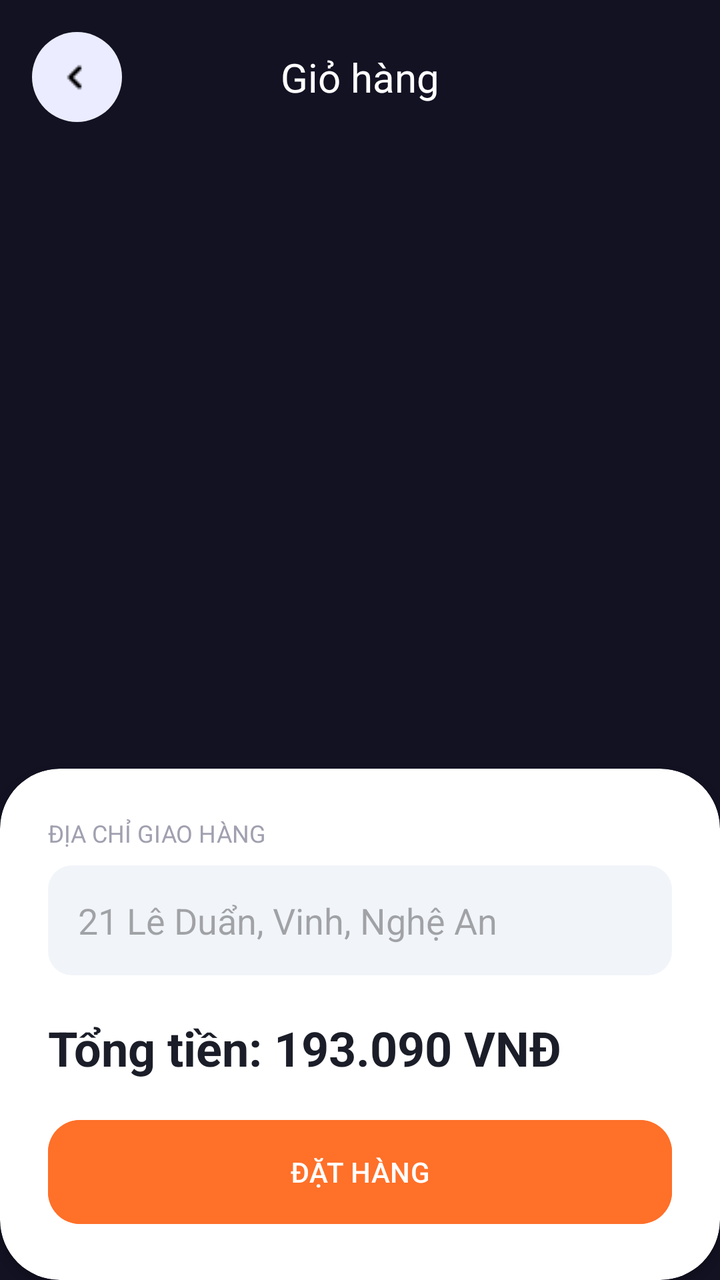
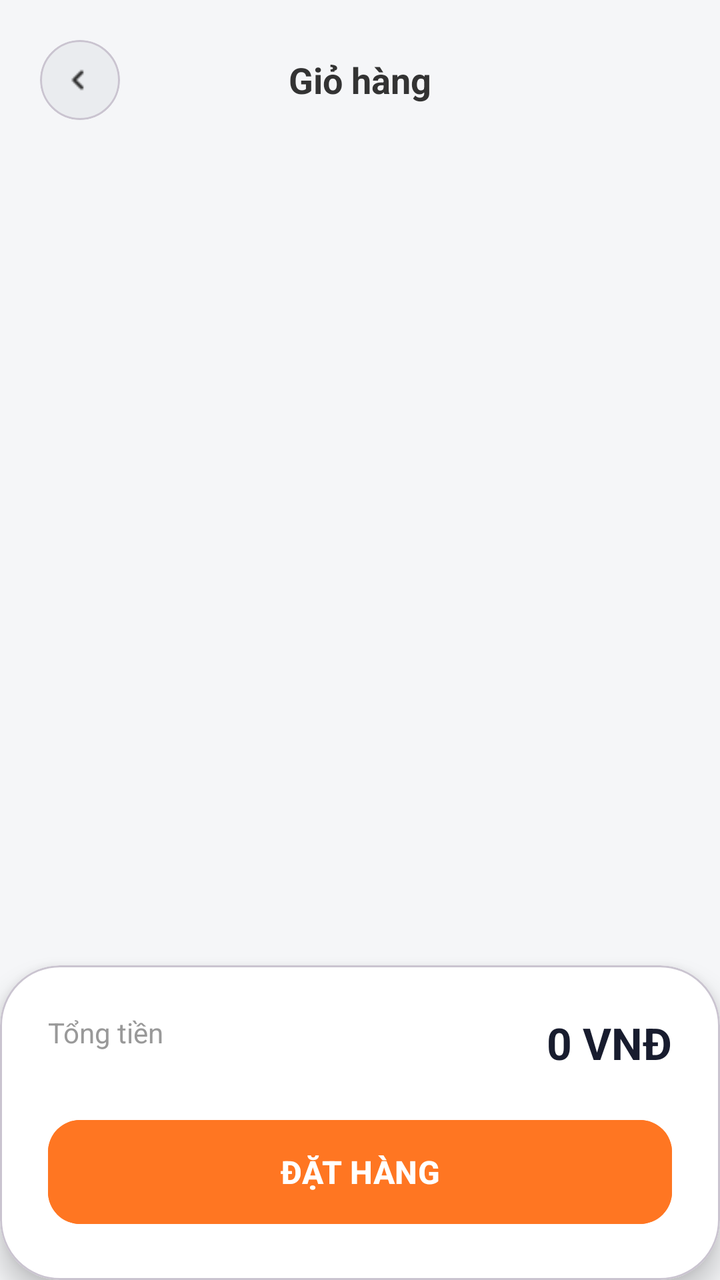

Screens rendered from an Android XML layout before and after an edit, with the pre-edit source and the edit as a unified diff.
<!-- AndroidManifest.xml: application theme Theme.NHOM33 -->
<!-- res/layout/activity_cart.xml -->
<?xml version="1.0" encoding="utf-8"?>
<androidx.constraintlayout.widget.ConstraintLayout
    xmlns:android="http://schemas.android.com/apk/res/android"
    xmlns:app="http://schemas.android.com/apk/res-auto"
    android:layout_width="match_parent"
    android:layout_height="match_parent"
    android:background="#121223">
    <ImageButton
    android:id="@+id/btnBack"
    android:layout_width="45dp"
    android:layout_height="45dp"
    android:layout_margin="16dp"
    android:src="@drawable/icons8_back_24"
    android:background="@drawable/bg_button_back"
    app:layout_constraintStart_toStartOf="parent"
    app:layout_constraintTop_toTopOf="parent" />

    <TextView
        android:layout_width="wrap_content"
        android:layout_height="wrap_content"
        android:text="Giỏ hàng"
        android:textColor="#FFFFFF"
        android:textSize="20sp"
        app:layout_constraintBottom_toBottomOf="@id/btnBack"
        app:layout_constraintEnd_toEndOf="parent"
        app:layout_constraintStart_toStartOf="parent"
        app:layout_constraintTop_toTopOf="@id/btnBack" />

    <androidx.recyclerview.widget.RecyclerView
        android:id="@+id/recyclerView"
        android:layout_width="match_parent"
        android:layout_height="0dp"
        android:layout_marginTop="16dp"
        app:layout_constraintBottom_toTopOf="@+id/cardBottom"
        app:layout_constraintTop_toBottomOf="@id/btnBack" />

    <androidx.cardview.widget.CardView
        android:id="@+id/cardBottom"
        android:layout_width="match_parent"
        android:layout_height="wrap_content"
        app:cardCornerRadius="30dp"
        app:layout_constraintBottom_toBottomOf="parent">

        <LinearLayout
            android:layout_width="match_parent"
            android:layout_height="wrap_content"
            android:orientation="vertical"
            android:padding="24dp">

            <TextView
                android:layout_width="wrap_content"
                android:layout_height="wrap_content"
                android:text="ĐỊA CHỈ GIAO HÀNG"
                android:textColor="#A0A0B0"
                android:textSize="12sp" />

            <EditText
                android:layout_width="match_parent"
                android:layout_height="55dp"
                android:layout_marginTop="8dp"
                android:background="@drawable/bg_input_field"
                android:hint="21 Lê Duẩn, Vinh, Nghệ An"
                android:padding="15dp" />

            <RelativeLayout
                android:layout_width="match_parent"
                android:layout_height="wrap_content"
                android:layout_marginTop="20dp">
                <TextView
                    android:layout_width="wrap_content"
                    android:layout_height="wrap_content"
                    android:text="Tổng tiền: 193.090 VNĐ"
                    android:textSize="24sp"
                    android:textStyle="bold"
                    android:textColor="#1B1E28"/>
            </RelativeLayout>

            <Button
                android:id="@+id/btnPlaceOrder"
                android:layout_width="match_parent"
                android:layout_height="60dp"
                android:layout_marginTop="16dp"
                android:backgroundTint="#FF7029"
                android:text="ĐẶT HÀNG"
                app:cornerRadius="16dp" />
        </LinearLayout>
    </androidx.cardview.widget.CardView>

</androidx.constraintlayout.widget.ConstraintLayout>
<!-- resources referenced by this layout -->
<resources>
  <!-- drawable bg_button_back (drawable) -->
  <?xml version="1.0" encoding="utf-8"?>
  <shape xmlns:android="http://schemas.android.com/apk/res/android">
      <solid android:color="#ebecff" />
  
      <corners android:radius="30dp" />
  
  </shape>
  <!-- drawable bg_input_field (drawable) -->
  <?xml version="1.0" encoding="utf-8"?>
  <shape xmlns:android="http://schemas.android.com/apk/res/android">
      <solid android:color="#F1F5F9" /> <corners android:radius="12dp" /> </shape>
  <!-- drawable icons8_back_24: png bitmap (drawable, 164 bytes) -->
  <style name="Theme.NHOM33" parent="Base.Theme.NHOM33" />
  <style name="Base.Theme.NHOM33" parent="Theme.Material3.DayNight.NoActionBar">
          
          
      </style>
</resources>

<!-- the commit's change to res/layout/activity_cart.xml (unified diff, before → after) -->
@@ -4,41 +4,62 @@
     xmlns:app="http://schemas.android.com/apk/res-auto"
     android:layout_width="match_parent"
     android:layout_height="match_parent"
-    android:background="#121223">
-    <ImageButton
-    android:id="@+id/btnBack"
-    android:layout_width="45dp"
-    android:layout_height="45dp"
-    android:layout_margin="16dp"
-    android:src="@drawable/icons8_back_24"
-    android:background="@drawable/bg_button_back"
-    app:layout_constraintStart_toStartOf="parent"
-    app:layout_constraintTop_toTopOf="parent" />
+    android:background="#F5F6F8">
 
-    <TextView
-        android:layout_width="wrap_content"
+    
+    <RelativeLayout
+        android:id="@+id/headerLayout"
+        android:layout_width="match_parent"
         android:layout_height="wrap_content"
-        android:text="Giỏ hàng"
-        android:textColor="#FFFFFF"
-        android:textSize="20sp"
-        app:layout_constraintBottom_toBottomOf="@id/btnBack"
-        app:layout_constraintEnd_toEndOf="parent"
-        app:layout_constraintStart_toStartOf="parent"
-        app:layout_constraintTop_toTopOf="@id/btnBack" />
+        android:padding="20dp"
+        app:layout_constraintTop_toTopOf="parent">
 
+        <com.google.android.material.card.MaterialCardView
+            android:id="@+id/btnBack"
+            android:layout_width="40dp"
+            android:layout_height="40dp"
+            android:clickable="true"
+            android:focusable="true"
+            android:foreground="?attr/selectableItemBackground"
+            app:cardBackgroundColor="#EAECEF"
+            app:cardCornerRadius="20dp"
+            app:cardElevation="0dp">
+            <ImageView
+                android:layout_width="match_parent"
+                android:layout_height="match_parent"
+                android:padding="10dp"
+                android:src="@drawable/icons8_back_24"
+                app:tint="#333333" />
+        </com.google.android.material.card.MaterialCardView>
+
+        <TextView
+            android:layout_width="wrap_content"
+            android:layout_height="wrap_content"
+            android:layout_centerInParent="true"
+            android:text="Giỏ hàng"
+            android:textColor="#333333"
+            android:textSize="18sp"
+            android:textStyle="bold" />
+    </RelativeLayout>
+
+    
     <androidx.recyclerview.widget.RecyclerView
         android:id="@+id/recyclerView"
         android:layout_width="match_parent"
         android:layout_height="0dp"
-        android:layout_marginTop="16dp"
+        android:clipToPadding="false"
+        android:paddingBottom="16dp"
         app:layout_constraintBottom_toTopOf="@+id/cardBottom"
-        app:layout_constraintTop_toBottomOf="@id/btnBack" />
+        app:layout_constraintTop_toBottomOf="@id/headerLayout" />
 
-    <androidx.cardview.widget.CardView
+    
+    <com.google.android.material.card.MaterialCardView
         android:id="@+id/cardBottom"
         android:layout_width="match_parent"
         android:layout_height="wrap_content"
+        app:cardBackgroundColor="#FFFFFF"
         app:cardCornerRadius="30dp"
+        app:cardElevation="8dp"
         app:layout_constraintBottom_toBottomOf="parent">
 
         <LinearLayout
@@ -47,43 +68,39 @@
             android:orientation="vertical"
             android:padding="24dp">
 
-            <TextView
-                android:layout_width="wrap_content"
-                android:layout_height="wrap_content"
-                android:text="ĐỊA CHỈ GIAO HÀNG"
-                android:textColor="#A0A0B0"
-                android:textSize="12sp" />
-
-            <EditText
-                android:layout_width="match_parent"
-                android:layout_height="55dp"
-                android:layout_marginTop="8dp"
-                android:background="@drawable/bg_input_field"
-                android:hint="21 Lê Duẩn, Vinh, Nghệ An"
-                android:padding="15dp" />
-
             <RelativeLayout
                 android:layout_width="match_parent"
-                android:layout_height="wrap_content"
-                android:layout_marginTop="20dp">
+                android:layout_height="wrap_content">
                 <TextView
                     android:layout_width="wrap_content"
                     android:layout_height="wrap_content"
-                    android:text="Tổng tiền: 193.090 VNĐ"
-                    android:textSize="24sp"
+                    android:text="Tổng tiền"
+                    android:textColor="#999999"
+                    android:textSize="14sp" />
+
+                <TextView
+                    android:id="@+id/txtTotalPrice"
+                    android:layout_width="wrap_content"
+                    android:layout_height="wrap_content"
+                    android:layout_alignParentEnd="true"
+                    android:text="0 VNĐ"
+                    android:textSize="22sp"
                     android:textStyle="bold"
-                    android:textColor="#1B1E28"/>
+                    android:textColor="#181C2E"/>
             </RelativeLayout>
 
             <Button
                 android:id="@+id/btnPlaceOrder"
                 android:layout_width="match_parent"
                 android:layout_height="60dp"
-                android:layout_marginTop="16dp"
-                android:backgroundTint="#FF7029"
+                android:layout_marginTop="20dp"
+                android:backgroundTint="#FF7622"
                 android:text="ĐẶT HÀNG"
+                android:textColor="#FFFFFF"
+                android:textStyle="bold"
+                android:textSize="16sp"
                 app:cornerRadius="16dp" />
         </LinearLayout>
-    </androidx.cardview.widget.CardView>
+    </com.google.android.material.card.MaterialCardView>
 
 </androidx.constraintlayout.widget.ConstraintLayout>
<!-- resource entries referenced after the edit -->
@@ -1,17 +1,5 @@
 <!-- resources referenced by this layout -->
 <resources>
-  <!-- drawable bg_button_back (drawable) -->
-  <?xml version="1.0" encoding="utf-8"?>
-  <shape xmlns:android="http://schemas.android.com/apk/res/android">
-      <solid android:color="#ebecff" />
-  
-      <corners android:radius="30dp" />
-  
-  </shape>
-  <!-- drawable bg_input_field (drawable) -->
-  <?xml version="1.0" encoding="utf-8"?>
-  <shape xmlns:android="http://schemas.android.com/apk/res/android">
-      <solid android:color="#F1F5F9" /> <corners android:radius="12dp" /> </shape>
   <!-- drawable icons8_back_24: png bitmap (drawable, 164 bytes) -->
   <style name="Theme.NHOM33" parent="Base.Theme.NHOM33" />
   <style name="Base.Theme.NHOM33" parent="Theme.Material3.DayNight.NoActionBar">
